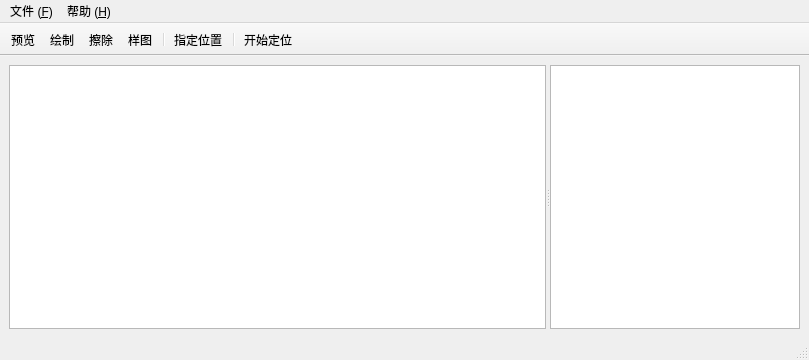
The window that src/desktop/mainwindow.ui (hpfdf/ditu) describes before a commit, drawn with Qt 5.
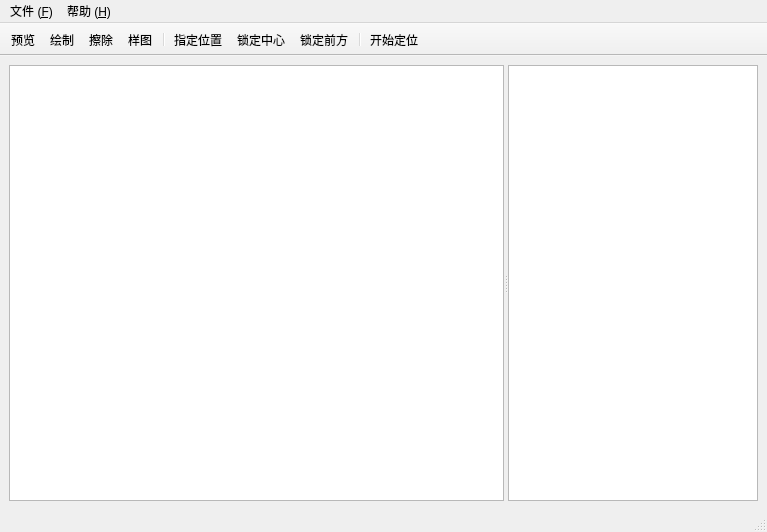
The same window after the commit. Custom widgets are drawn as their Qt base class.

The edit to the form file:
```diff
--- a/src/desktop/mainwindow.ui
+++ b/src/desktop/mainwindow.ui
@@ -6,8 +6,8 @@
    <rect>
     <x>0</x>
     <y>0</y>
-    <width>809</width>
-    <height>360</height>
+    <width>767</width>
+    <height>532</height>
    </rect>
   </property>
   <property name="windowTitle">
@@ -47,7 +47,7 @@
     <rect>
      <x>0</x>
      <y>0</y>
-     <width>809</width>
+     <width>767</width>
      <height>21</height>
     </rect>
    </property>
@@ -94,6 +94,8 @@
    <addaction name="action_5"/>
    <addaction name="separator"/>
    <addaction name="action"/>
+   <addaction name="action_center"/>
+   <addaction name="action_6"/>
    <addaction name="separator"/>
    <addaction name="action_start"/>
   </widget>
@@ -232,6 +234,28 @@
     <string>Alt+4</string>
    </property>
   </action>
+  <action name="action_center">
+   <property name="checkable">
+    <bool>true</bool>
+   </property>
+   <property name="text">
+    <string>锁定中心</string>
+   </property>
+   <property name="shortcut">
+    <string>Alt+C</string>
+   </property>
+  </action>
+  <action name="action_6">
+   <property name="checkable">
+    <bool>true</bool>
+   </property>
+   <property name="text">
+    <string>锁定前方</string>
+   </property>
+   <property name="shortcut">
+    <string>Alt+O</string>
+   </property>
+  </action>
  </widget>
  <customwidgets>
   <customwidget>
```
